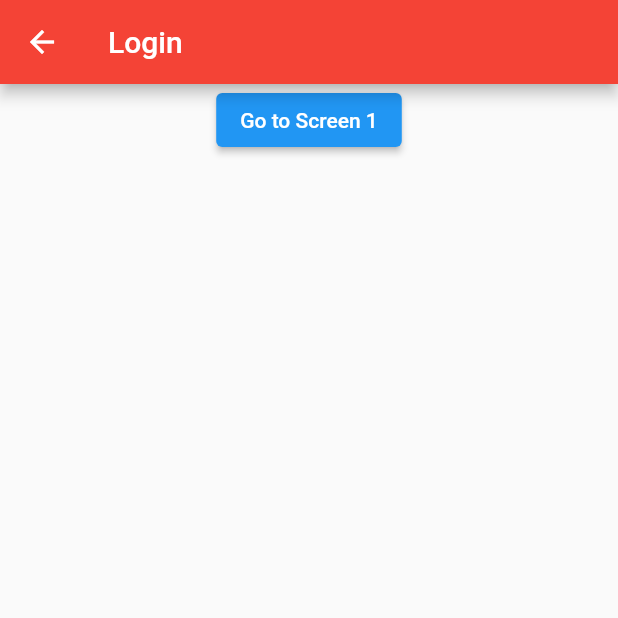
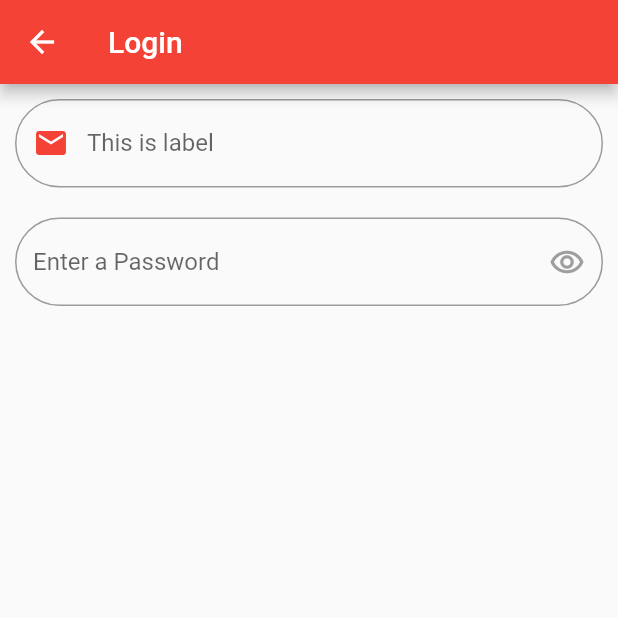
Before and after one commit to devatulparmar/batch730pm, a Flutter app: the LoginScreen screen opened directly, on a phone screen of 412 x 824 dp, the top half of it. Run offline on Flutter 3.47's test engine with Material 2 defaults, Android fonts, the phone set to English and light mode, and no system bars; our stand-ins replace cached_network_image.

Commit message:
text field

```diff
--- a/lib/const.dart
+++ b/lib/const.dart
@@ -1,3 +1,4 @@
 
 const String routeScreen2 = "/Screen2";
 const String routeScreen3 = "/Screen3";
+const String routeLogin = "/Login";
--- a/lib/login.dart
+++ b/lib/login.dart
@@ -1,4 +1,3 @@
-
 import 'package:batch730pm/screen1.dart';
 import 'package:flutter/material.dart';
 
@@ -10,33 +9,60 @@ class LoginScreen extends StatefulWidget {
 }
 
 class _LoginScreenState extends State<LoginScreen> {
+  bool isObscureText = true;
+
   @override
   Widget build(BuildContext context) {
     return Scaffold(
       appBar: AppBar(
         backgroundColor: Colors.red,
-        title: Text('Login'),
+        title: const Text('Login'),
       ),
-      body: Column(
-        children: [
-          Center(
-            child: ElevatedButton(
-              onPressed: () {
-                print('Clicked');
-                Navigator.pop(context);
-                Navigator.push(
-                  context,
-                  MaterialPageRoute(
-                    builder: (BuildContext c) {
-                      return Screen1();
-                    },
+      body: Padding(
+        padding: const EdgeInsets.all(10),
+        child: Column(
+          children: [
+            TextField(
+              keyboardType: TextInputType.emailAddress,
+              decoration: InputDecoration(
+                border: OutlineInputBorder(
+                  borderRadius: BorderRadius.circular(35),
+                ),
+                hintText: "Enter an Email",
+                label: const Text('This is label'),
+                prefixIcon: const Icon(
+                  Icons.email,
+                  color: Colors.red,
+                ),
+              ),
+            ),
+            const SizedBox(height: 20,),
+            TextField(
+              obscureText: isObscureText,
+              decoration: InputDecoration(
+                border: OutlineInputBorder(
+                  borderRadius: BorderRadius.circular(35),
+                ),
+                hintText: "Enter a Password",
+                suffixIcon: IconButton(
+                  onPressed: (){
+                    setState(() {
+                      isObscureText = !isObscureText;
+                    });
+                  },
+                  icon: Icon(
+                    Icons.remove_red_eye_outlined,
+                    color:isObscureText ? Colors.grey : Colors.blue,
                   ),
-                );
-              },
-              child: Text('Go to Screen 1'),
+                ),
+                focusedBorder: OutlineInputBorder(
+                  borderRadius: BorderRadius.circular(35),
+                  borderSide: const BorderSide(color: Colors.green, width: 2)
+                ),
+              ),
             ),
-          ),
-        ],
+          ],
+        ),
       ),
     );
   }
```
Also changed, not shown: lib/main.dart (+8 -21 lines), lib/screen1.dart (+14 -2 lines), lib/utils/routes.dart (added, +24 -0 lines).
